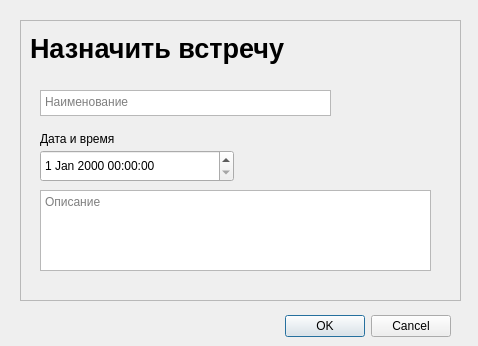
Before: the Qt Designer form UIes/Window_Meeting_add.ui in JustFlushMe/REPROJECTF, drawn with Qt 5.
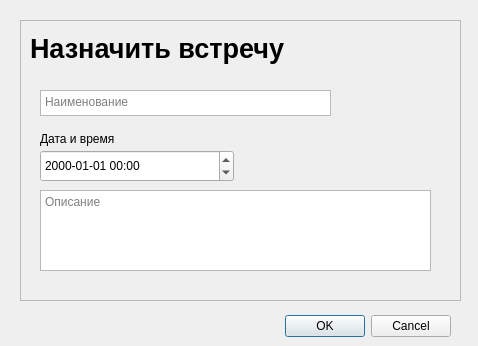
After: the same form once the commit is applied.

```diff
--- a/UIes/Window_Meeting_add.ui
+++ b/UIes/Window_Meeting_add.ui
@@ -164,6 +164,9 @@
       <height>32</height>
      </rect>
     </property>
+    <property name="displayFormat">
+     <string>yyyy-MM-dd HH:mm</string>
+    </property>
    </widget>
    <widget class="QLabel" name="label">
     <property name="geometry">
```
